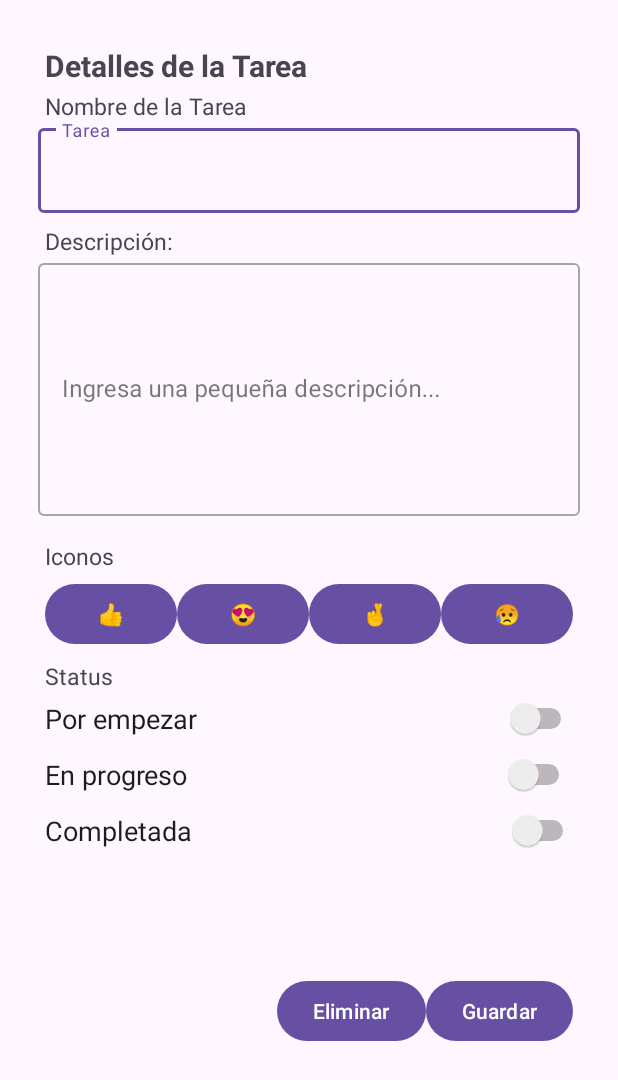
After one commit to gabo748/administradorTareasUFG, an Android app: the fragment task_details_fragment shown on its own in the app's theme, on a phone screen of 412 x 824 dp. The commit adds this screen. Shown: the top 1080 px of the screen. Run offline under Robolectric (Android 15) with nearby library versions, the phone set to English and light mode, and no system bars.

Commit message:
Design UI for the details task fragment

```diff
--- a/app/build.gradle.kts
+++ b/app/build.gradle.kts
@@ -36,6 +36,8 @@ android {
 }
 
 dependencies {
+    implementation("androidx.fragment:fragment-ktx:1.6.2")
+    implementation("androidx.appcompat:appcompat:1.3.0")
     implementation("com.google.code.gson:gson:2.10.1")
     implementation(libs.androidx.core.ktx)
     implementation(libs.androidx.appcompat)
--- /dev/null
+++ b/app/src/main/java/sv/ufg/edu/fis/amb/administradortareasufg/ui/view/task_details_fragment.kt
@@ -0,0 +1,56 @@
+package sv.ufg.edu.fis.amb.administradortareasufg.ui.view
+
+import android.os.Bundle
+import androidx.fragment.app.Fragment
+import android.view.LayoutInflater
+import android.view.View
+import android.view.ViewGroup
+import sv.ufg.edu.fis.amb.administradortareasufg.R
+// TODO: Rename parameter arguments, choose names that match
+// the fragment initialization parameters, e.g. ARG_ITEM_NUMBER
+private const val ARG_PARAM1 = "param1"
+private const val ARG_PARAM2 = "param2"
+
+/**
+ * A simple [Fragment] subclass.
+ * Use the [task_details_fragment.newInstance] factory method to
+ * create an instance of this fragment.
+ */
+class task_details_fragment : Fragment() {
+    // TODO: Rename and change types of parameters
+    private var param1: String? = null
+    private var param2: String? = null
+
+    override fun onCreate(savedInstanceState: Bundle?) {
+        super.onCreate(savedInstanceState)
+        arguments?.let {
+            param1 = it.getString(ARG_PARAM1)
+            param2 = it.getString(ARG_PARAM2)
+        }
+    }
+
+    override fun onCreateView(inflater: LayoutInflater, container: ViewGroup?,
+                              savedInstanceState: Bundle?): View? {
+        // Inflate the layout for this fragment
+        return inflater.inflate(R.layout.task_details_fragment, container, false)
+    }
+
+    companion object {
+        /**
+         * Use this factory method to create a new instance of
+         * this fragment using the provided parameters.
+         *
+         * @param param1 Parameter 1.
+         * @param param2 Parameter 2.
+         * @return A new instance of fragment task_details_fragment.
+         */
+        // TODO: Rename and change types and number of parameters
+        @JvmStatic fun newInstance(param1: String, param2: String) =
+                task_details_fragment().apply {
+                    arguments = Bundle().apply {
+                        putString(ARG_PARAM1, param1)
+                        putString(ARG_PARAM2, param2)
+                    }
+                }
+    }
+}
--- a/app/src/main/res/layout/activity_main.xml
+++ b/app/src/main/res/layout/activity_main.xml
@@ -7,13 +7,6 @@
     android:layout_height="match_parent"
     tools:context=".ui.view.MainActivity">
 
-    <TextView
-        android:layout_width="wrap_content"
-        android:layout_height="wrap_content"
-        android:text="Hello World!"
-        app:layout_constraintBottom_toBottomOf="parent"
-        app:layout_constraintEnd_toEndOf="parent"
-        app:layout_constraintStart_toStartOf="parent"
-        app:layout_constraintTop_toTopOf="parent" />
+
 
 </androidx.constraintlayout.widget.ConstraintLayout>
--- /dev/null
+++ b/app/src/main/res/layout/task_details_fragment.xml
@@ -0,0 +1,202 @@
+<?xml version="1.0" encoding="utf-8"?>
+<FrameLayout xmlns:android="http://schemas.android.com/apk/res/android"
+    xmlns:tools="http://schemas.android.com/tools"
+    android:layout_width="match_parent"
+    android:layout_height="match_parent"
+    tools:context=".ui.view.task_details_fragment">
+
+    <TextView
+        android:id="@+id/title"
+        android:layout_width="match_parent"
+        android:layout_height="wrap_content"
+        android:text="Detalles de la Tarea"
+        android:layout_marginLeft="30dp"
+        android:layout_marginTop="30dp"
+        android:textSize="20dp"
+        android:textStyle="bold"/>
+
+    <TextView
+        android:id="@+id/title_task_name"
+        android:layout_width="match_parent"
+        android:layout_height="wrap_content"
+        android:text="Nombre de la Tarea"
+        android:layout_marginLeft="30dp"
+        android:layout_marginTop="60dp"
+        android:textSize="15dp"
+        android:layout_below="@id/title"/>
+
+    <com.google.android.material.textfield.TextInputLayout
+        android:id="@+id/txt_container_task_name"
+        style="@style/Widget.MaterialComponents.TextInputLayout.OutlinedBox"
+        android:layout_width="match_parent"
+        android:layout_height="wrap_content"
+        android:layout_marginStart="25dp"
+        android:layout_marginTop="80dp"
+        android:layout_marginEnd="25dp"
+        android:hint="Tarea">
+
+        <!--Este es el EditText real donde los usuarios pueden ingresar texto.-->
+        <com.google.android.material.textfield.TextInputEditText
+            android:id="@+id/task_name"
+            android:layout_width="match_parent"
+            android:layout_height="wrap_content" />
+
+    </com.google.android.material.textfield.TextInputLayout>
+
+
+    <TextView
+        android:id="@+id/title_description_task"
+        android:layout_width="match_parent"
+        android:layout_height="wrap_content"
+        android:text="Descripción:"
+        android:layout_marginLeft="30dp"
+        android:layout_marginTop="150dp"
+        android:textSize="15dp"
+        android:layout_below="@id/txt_container_task_name"/>
+
+    <com.google.android.material.textfield.TextInputLayout
+        android:id="@+id/txt_container_desc_name"
+        style="@style/Widget.MaterialComponents.TextInputLayout.OutlinedBox"
+        android:layout_width="match_parent"
+        android:layout_height="wrap_content"
+        android:layout_marginStart="25dp"
+        android:layout_marginTop="170dp"
+        android:layout_marginEnd="25dp"
+        android:hint="Ingresa una pequeña descripción...">
+
+        <!--Este es el EditText real donde los usuarios pueden ingresar texto.-->
+        <com.google.android.material.textfield.TextInputEditText
+            android:id="@+id/task_description"
+            android:layout_width="match_parent"
+            android:layout_height="wrap_content"
+            android:inputType="textMultiLine"
+            android:minLines="7"/>
+
+    </com.google.android.material.textfield.TextInputLayout>
+
+    <TextView
+        android:id="@+id/title_icons"
+        android:layout_width="match_parent"
+        android:layout_height="wrap_content"
+        android:text="Iconos"
+        android:layout_marginLeft="30dp"
+        android:layout_marginTop="360dp"
+        android:textSize="15dp"
+        android:layout_below="@id/task_description"/>
+
+    <LinearLayout
+        android:layout_width="match_parent"
+        android:layout_height="wrap_content"
+        android:orientation="horizontal"
+        android:gravity="center"
+        android:layout_marginTop="385dp"
+        android:layout_marginLeft="30dp"
+        android:layout_marginRight="30dp">
+
+        <!-- Primer botón -->
+        <Button
+            android:id="@+id/icon1"
+            android:layout_width="wrap_content"
+            android:layout_height="wrap_content"
+            android:text="👍"/>
+
+        <!-- Segundo botón -->
+        <Button
+            android:id="@+id/icon2"
+            android:layout_width="wrap_content"
+            android:layout_height="wrap_content"
+            android:text="😍"/>
+
+        <!-- Tercer botón -->
+        <Button
+            android:id="@+id/icon3"
+            android:layout_width="wrap_content"
+            android:layout_height="wrap_content"
+            android:text="🤞"/>
+
+        <!-- Cuarto botón -->
+        <Button
+            android:id="@+id/icon4"
+            android:layout_width="wrap_content"
+            android:layout_height="wrap_content"
+            android:text="😥"/>
+
+    </LinearLayout>
+
+    <TextView
+        android:id="@+id/title_status"
+        android:layout_width="match_parent"
+        android:layout_height="wrap_content"
+        android:text="Status"
+        android:layout_marginLeft="30dp"
+        android:layout_marginTop="440dp"
+        android:textSize="15dp"/>
+
+    <LinearLayout
+        android:layout_width="match_parent"
+        android:layout_height="198dp"
+        android:layout_marginTop="455dp"
+        android:gravity="start"
+        android:orientation="vertical">
+
+        <Switch
+            android:id="@+id/status1"
+            android:layout_width="wrap_content"
+            android:layout_height="wrap_content"
+            android:layout_centerInParent="true"
+            android:checked="false"
+            android:text="Por empezar                                            "
+            android:layout_marginLeft="30dp"
+            android:layout_marginTop="10dp"
+            android:textAppearance="?android:attr/textAppearanceMedium" />
+
+        <Switch
+            android:id="@+id/status2"
+            android:layout_width="wrap_content"
+            android:layout_height="wrap_content"
+            android:layout_centerInParent="true"
+            android:checked="false"
+            android:text="En progreso                                             "
+            android:layout_marginLeft="30dp"
+            android:layout_marginTop="10dp"
+            android:textAppearance="?android:attr/textAppearanceMedium" />
+
+        <Switch
+            android:id="@+id/status3"
+            android:layout_width="wrap_content"
+            android:layout_height="wrap_content"
+            android:layout_centerInParent="true"
+            android:checked="false"
+            android:text="Completada                                             "
+            android:layout_marginLeft="30dp"
+            android:layout_marginTop="10dp"
+            android:textAppearance="?android:attr/textAppearanceMedium" />
+    </LinearLayout>
+
+    <LinearLayout
+        android:layout_width="match_parent"
+        android:layout_height="wrap_content"
+        android:orientation="horizontal"
+        android:gravity="right"
+        android:layout_marginTop="650dp"
+        android:layout_marginLeft="30dp"
+        android:layout_marginRight="30dp">
+
+        <!-- Primer botón -->
+        <Button
+            android:id="@+id/delete"
+            android:layout_width="wrap_content"
+            android:layout_height="wrap_content"
+            android:text="Eliminar"/>
+
+        <!-- Segundo botón -->
+        <Button
+            android:id="@+id/save"
+            android:layout_width="wrap_content"
+            android:layout_height="wrap_content"
+            android:text="Guardar"/>
+
+    </LinearLayout>
+
+
+</FrameLayout>
--- a/app/src/main/res/values/strings.xml
+++ b/app/src/main/res/values/strings.xml
@@ -1,3 +1,5 @@
 <resources>
     <string name="app_name">administradorTareasUFG</string>
+<!-- TODO: Remove or change this placeholder text -->
+    <string name="hello_blank_fragment">Hello blank fragment</string>
 </resources>
--- a/gradle/libs.versions.toml
+++ b/gradle/libs.versions.toml
@@ -1,5 +1,5 @@
 [versions]
-agp = "8.3.1"
+agp = "8.3.2"
 kotlin = "1.9.0"
 coreKtx = "1.12.0"
 junit = "4.13.2"
```
